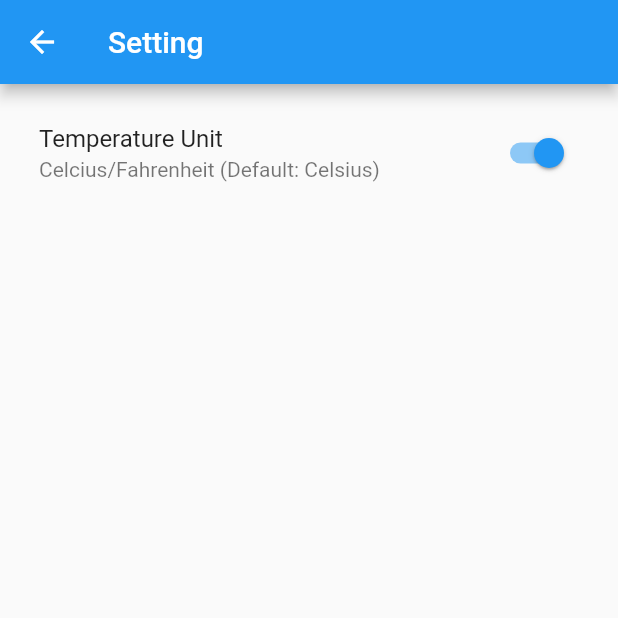
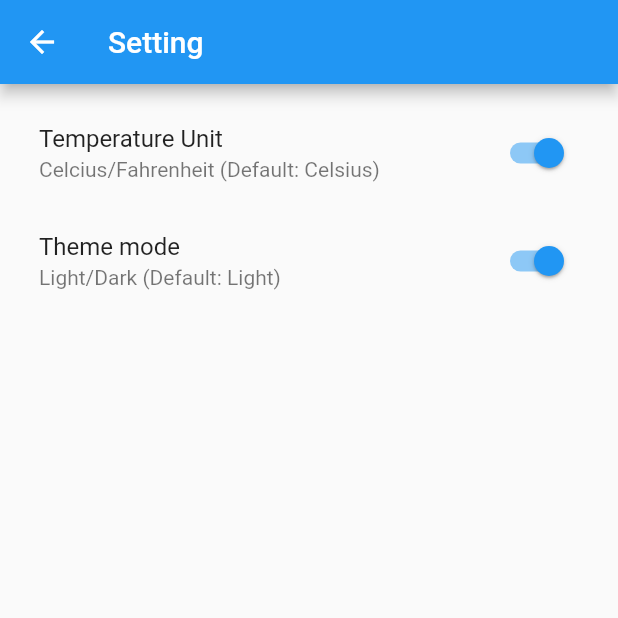
Before and after one commit to LukaszWalencik/Weather-App--2, a Flutter app: the SettingsPage screen opened directly, on a phone screen of 412 x 824 dp, the top half of it. Run offline on Flutter 3.47's test engine with Material 2 defaults, Android fonts, the phone set to English and light mode, and no system bars; our stand-ins replace bloc, equatable, flutter_bloc, flutter_dotenv, recase.

Commit message:
Add one more Switch to change theme mode

```diff
--- a/lib/pages/settings.dart
+++ b/lib/pages/settings.dart
@@ -1,6 +1,7 @@
 import 'package:flutter/material.dart';
 import 'package:flutter_bloc/flutter_bloc.dart';
 import 'package:weather_app2/cubits/temp_settings/temp_settings_cubit.dart';
+import 'package:weather_app2/cubits/theme/theme_cubit.dart';
 
 class SettingsPage extends StatelessWidget {
   const SettingsPage({super.key});
@@ -13,7 +14,9 @@ class SettingsPage extends StatelessWidget {
       ),
       body: Padding(
         padding: EdgeInsets.all(10),
-        child: ListTile(
+        child: Column(
+          children: [
+            ListTile(
               title: Text('Temperature Unit'),
               subtitle: Text('Celcius/Fahrenheit (Default: Celsius)'),
               trailing: Switch(
@@ -23,6 +26,18 @@ class SettingsPage extends StatelessWidget {
                     context.read<TempSettingsCubit>().toggleTempUnit();
                   }),
             ),
+            ListTile(
+              title: Text('Theme mode'),
+              subtitle: Text('Light/Dark (Default: Light)'),
+              trailing: Switch(
+                  value: context.watch<ThemeCubit>().state.appTheme ==
+                      AppTheme.light,
+                  onChanged: (_) {
+                    context.read<ThemeCubit>().toggleTheme();
+                  }),
+            ),
+          ],
+        ),
       ),
     );
   }
```
Lines whose indentation alone changed are shown as unchanged.
